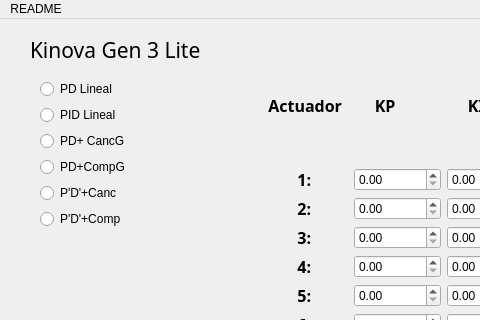
JeanPons183/InterfazKinova, file mainwindow.ui: the form before one commit; both pictures show x 0 to 480 and y 0 to 320 of the 891 by 477 pixel window.
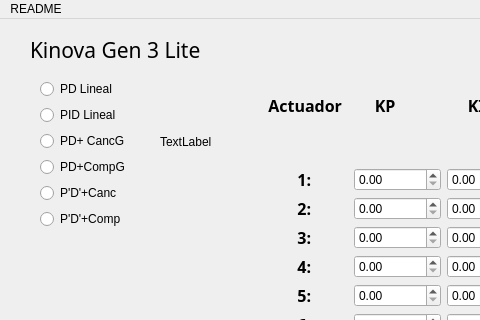
The form after the commit.

Commit message: Agregando distintos tipos de notificaciones.

Diff of the .ui file:
```diff
--- a/mainwindow.ui
+++ b/mainwindow.ui
@@ -479,6 +479,19 @@
      </rect>
     </property>
    </widget>
+   <widget class="QLabel" name="notificationLabel">
+    <property name="geometry">
+     <rect>
+      <x>160</x>
+      <y>110</y>
+      <width>60</width>
+      <height>25</height>
+     </rect>
+    </property>
+    <property name="text">
+     <string>TextLabel</string>
+    </property>
+   </widget>
   </widget>
   <widget class="QMenuBar" name="menubar">
    <property name="geometry">
```
Left out of the diff: 214 changed lines with no effect on the pictures. The commit also changes 2 other files.
